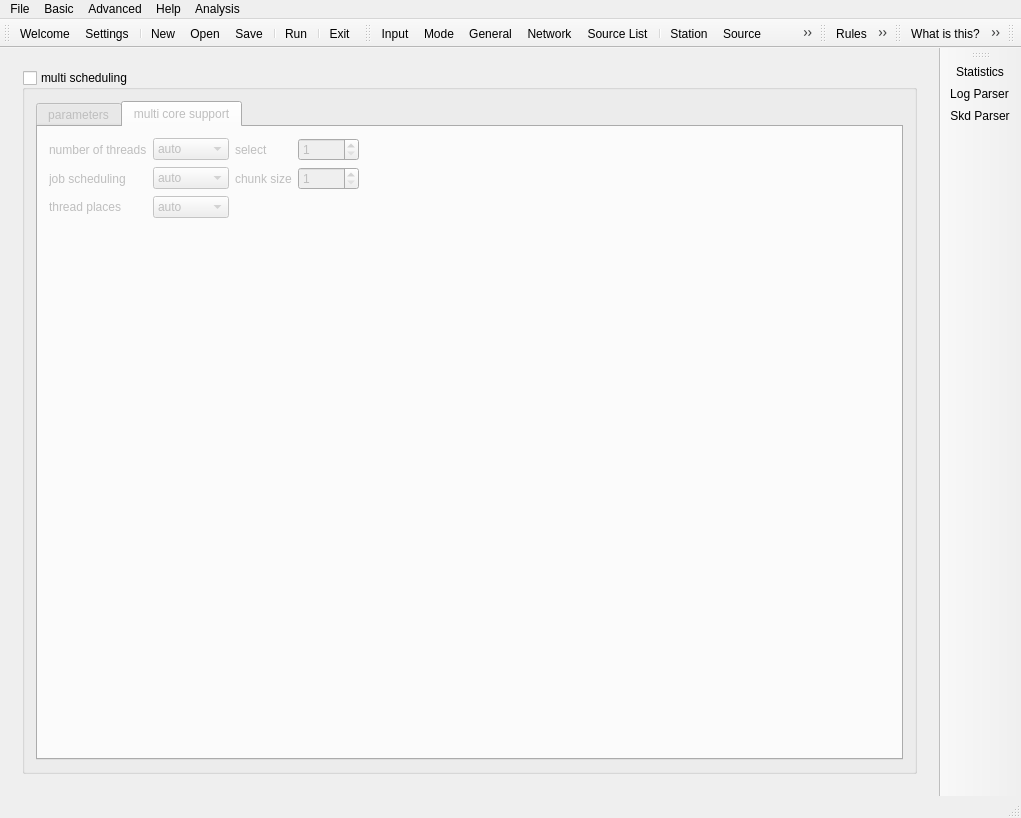
Above: mainwindow.ui from TUW-VieVS/VieSchedpp before the change. Below: the same form after it.
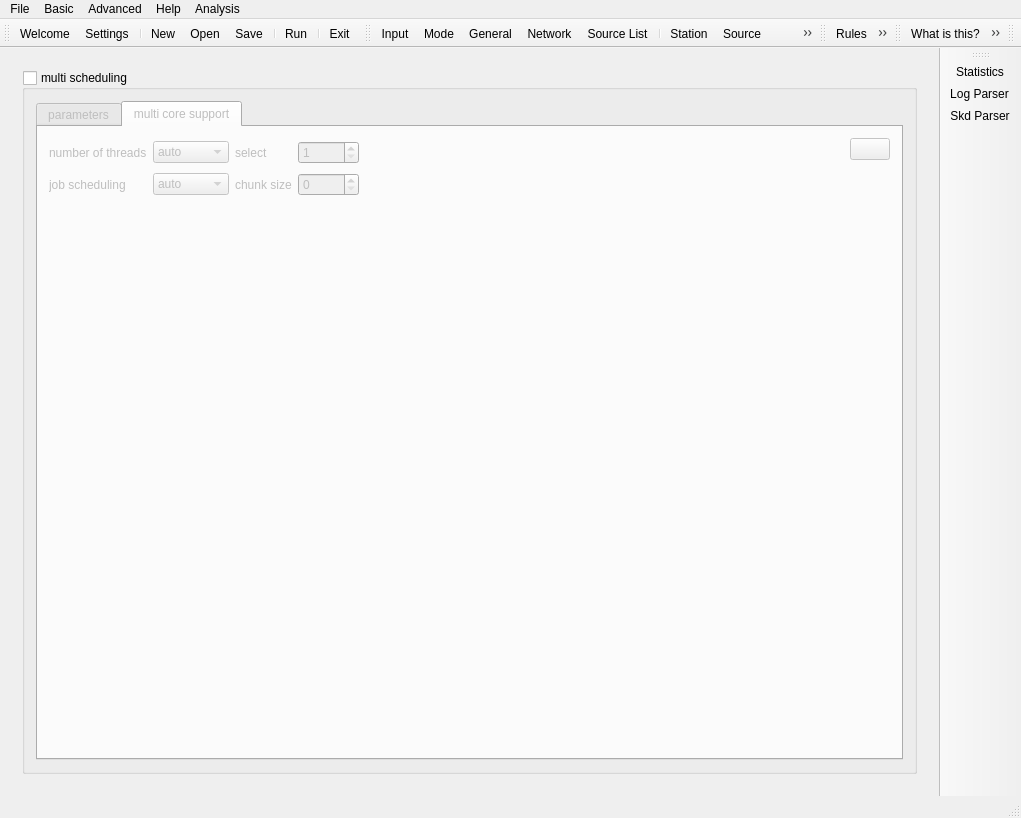
That is the form after the change. The open tabs and pages were chosen to show the change. Icons and pictures are not drawn.

Commit message: possibility to save multi core settings

The edit to the form file:
```diff
--- a/mainwindow.ui
+++ b/mainwindow.ui
@@ -7400,7 +7400,7 @@
               <attribute name="title">
                <string>multi core support</string>
               </attribute>
-              <layout class="QVBoxLayout" name="verticalLayout_49">
+              <layout class="QVBoxLayout" name="verticalLayout_72" stretch="0,1">
                <item>
                 <layout class="QHBoxLayout" name="horizontalLayout_90">
                  <item>
@@ -7525,50 +7525,16 @@
                       <string>chunk size for multicore processing</string>
                      </property>
                      <property name="minimum">
-                      <number>1</number>
+                      <number>0</number>
                      </property>
                      <property name="maximum">
                       <number>10000</number>
                      </property>
-                    </widget>
-                   </item>
-                   <item row="2" column="0">
-                    <widget class="QLabel" name="label_41">
-                     <property name="text">
-                      <string>thread places</string>
+                     <property name="value">
+                      <number>0</number>
                      </property>
                     </widget>
                    </item>
-                   <item row="2" column="1">
-                    <widget class="QComboBox" name="comboBox_threadPlace">
-                     <property name="toolTip">
-                      <string>choose thread places for multicore processing</string>
-                     </property>
-                     <property name="statusTip">
-                      <string>choose thread places for multicore processing</string>
-                     </property>
-                     <item>
-                      <property name="text">
-                       <string>auto</string>
-                      </property>
-                     </item>
-                     <item>
-                      <property name="text">
-                       <string>cores</string>
-                      </property>
-                     </item>
-                     <item>
-                      <property name="text">
-                       <string>threads</string>
-                      </property>
-                     </item>
-                     <item>
-                      <property name="text">
-                       <string>sockets</string>
-                      </property>
-                     </item>
-                    </widget>
-                   </item>
                   </layout>
                  </item>
                  <item>
@@ -7584,6 +7550,40 @@
                    </property>
                   </spacer>
                  </item>
+                 <item>
+                  <layout class="QVBoxLayout" name="verticalLayout_49">
+                   <item>
+                    <widget class="QPushButton" name="pushButton_save_multiCore">
+                     <property name="toolTip">
+                      <string>save as default settings</string>
+                     </property>
+                     <property name="statusTip">
+                      <string>save as default settings</string>
+                     </property>
+                     <property name="text">
+                      <string/>
+                     </property>
+                     <property name="icon">
+                      <iconset resource="myresources.qrc">
+                       <normaloff>:/icons/icons/document-export.png</normaloff>:/icons/icons/document-export.png</iconset>
+                     </property>
+                    </widget>
+                   </item>
+                   <item>
+                    <spacer name="verticalSpacer_24">
+                     <property name="orientation">
+                      <enum>Qt::Vertical</enum>
+                     </property>
+                     <property name="sizeHint" stdset="0">
+                      <size>
+                       <width>20</width>
+                       <height>40</height>
+                      </size>
+                     </property>
+                    </spacer>
+                   </item>
+                  </layout>
+                 </item>
                 </layout>
                </item>
                <item>
```
Left out of the diff: 9 changed lines with no effect on the pictures. The commit also changes 3 other files.
